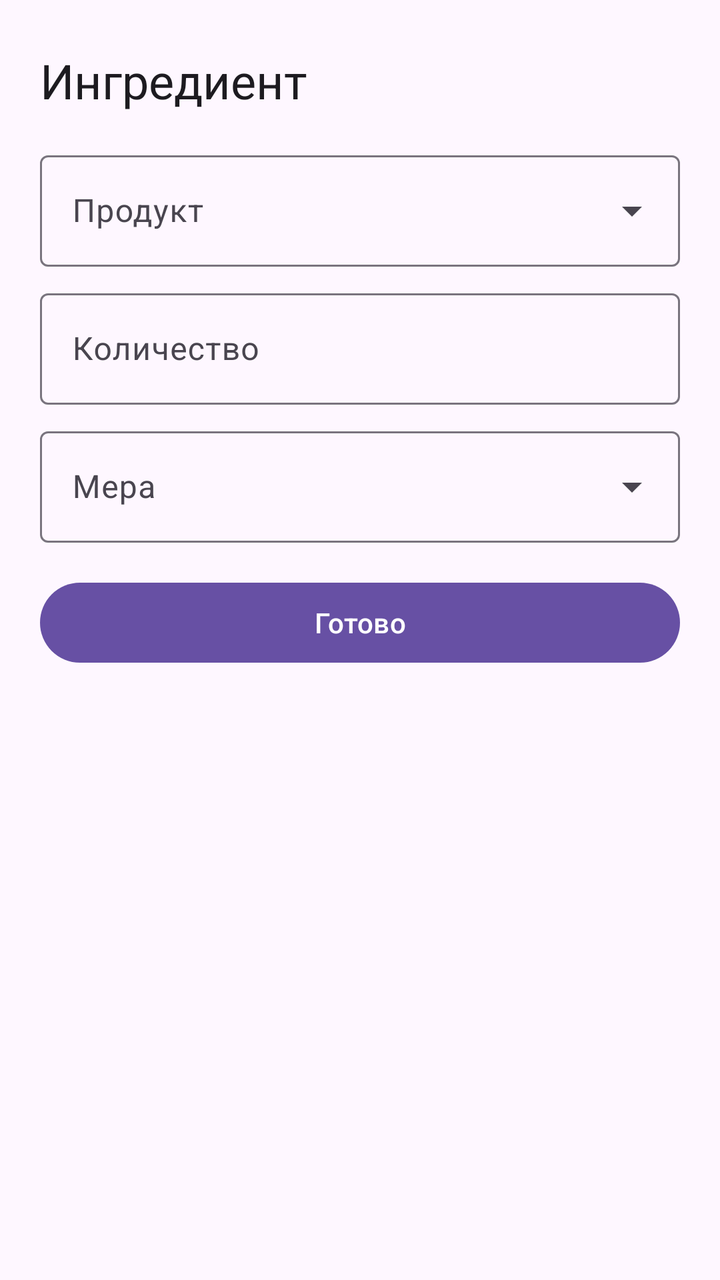
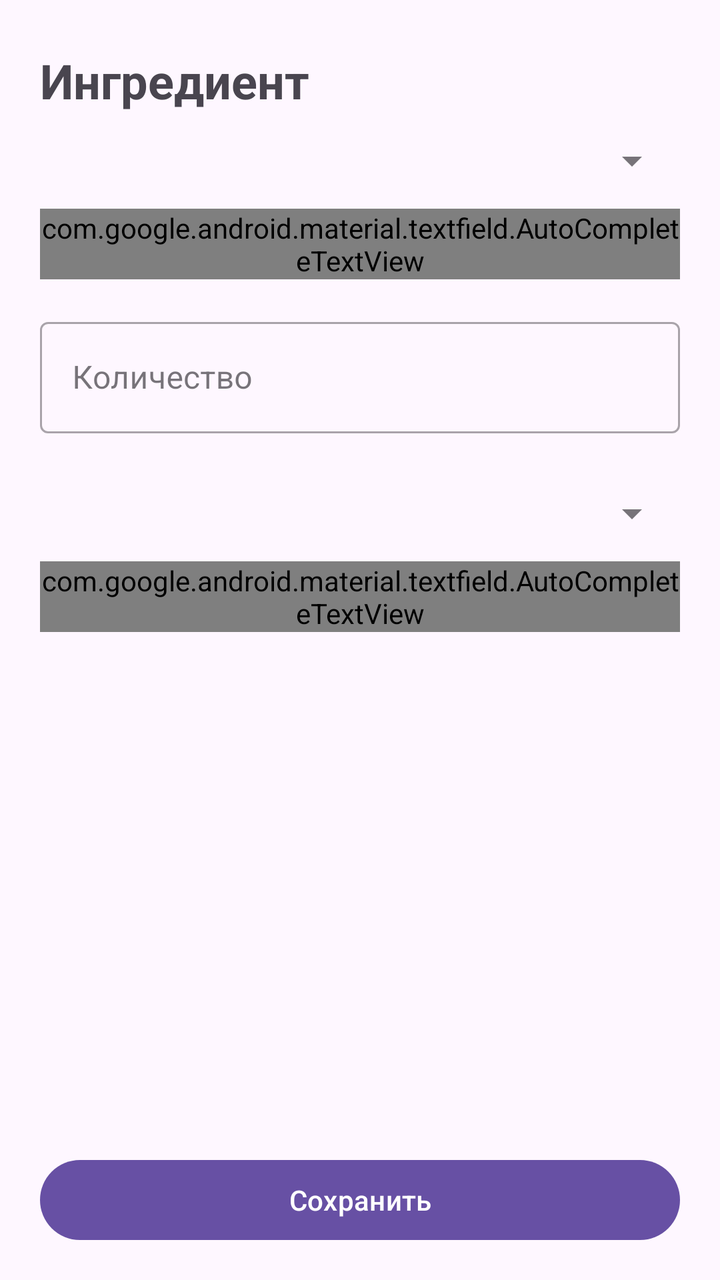

Before-and-after screenshots of an Android layout around one commit, followed by the original layout XML and the change that was made.
<!-- AndroidManifest.xml: application theme Theme.CondiCalc -->
<!-- res/layout/dialog_ingredient_edit.xml -->
<?xml version="1.0" encoding="utf-8"?>
<LinearLayout xmlns:android="http://schemas.android.com/apk/res/android"
    android:layout_width="match_parent"
    android:layout_height="match_parent"
    android:background="?attr/colorSurface"
    android:orientation="vertical"
    android:paddingStart="20dp"
    android:paddingEnd="20dp"
    android:paddingTop="24dp"
    android:paddingBottom="16dp">

    <TextView
        android:layout_width="wrap_content"
        android:layout_height="wrap_content"
        android:text="Ингредиент"
        android:textAppearance="?attr/textAppearanceHeadlineSmall" />

    <com.google.android.material.textfield.TextInputLayout
        style="@style/Widget.Material3.TextInputLayout.OutlinedBox.ExposedDropdownMenu"
        android:layout_width="match_parent"
        android:layout_height="wrap_content"
        android:layout_marginTop="16dp"
        android:hint="Продукт">

        <AutoCompleteTextView
            android:id="@+id/sheetProductInput"
            android:layout_width="match_parent"
            android:layout_height="wrap_content"
            android:inputType="text" />
    </com.google.android.material.textfield.TextInputLayout>

    <com.google.android.material.textfield.TextInputLayout
        style="@style/Widget.Material3.TextInputLayout.OutlinedBox"
        android:layout_width="match_parent"
        android:layout_height="wrap_content"
        android:layout_marginTop="8dp"
        android:hint="Количество">

        <EditText
            android:id="@+id/sheetAmountInput"
            android:layout_width="match_parent"
            android:layout_height="wrap_content"
            android:inputType="numberDecimal" />
    </com.google.android.material.textfield.TextInputLayout>

    <com.google.android.material.textfield.TextInputLayout
        style="@style/Widget.Material3.TextInputLayout.OutlinedBox.ExposedDropdownMenu"
        android:layout_width="match_parent"
        android:layout_height="wrap_content"
        android:layout_marginTop="8dp"
        android:hint="Мера">

        <AutoCompleteTextView
            android:id="@+id/sheetMeasureInput"
            android:layout_width="match_parent"
            android:layout_height="wrap_content"
            android:inputType="none" />
    </com.google.android.material.textfield.TextInputLayout>

    <Button
        android:id="@+id/sheetSaveBtn"
        android:layout_width="match_parent"
        android:layout_height="wrap_content"
        android:layout_marginTop="16dp"
        android:text="Готово" />
</LinearLayout>
<!-- resources referenced by this layout -->
<resources>
  <style name="Theme.CondiCalc" parent="Theme.Material3.DayNight.NoActionBar" />
</resources>

<!-- the commit's change to res/layout/dialog_ingredient_edit.xml (unified diff, before → after) -->
@@ -1,66 +1,87 @@
 <?xml version="1.0" encoding="utf-8"?>
 <LinearLayout xmlns:android="http://schemas.android.com/apk/res/android"
+    android:orientation="vertical"
     android:layout_width="match_parent"
     android:layout_height="match_parent"
-    android:background="?attr/colorSurface"
-    android:orientation="vertical"
-    android:paddingStart="20dp"
-    android:paddingEnd="20dp"
-    android:paddingTop="24dp"
-    android:paddingBottom="16dp">
+    android:background="?attr/colorSurface">
 
     <TextView
-        android:layout_width="wrap_content"
+        android:id="@+id/dialogTitle"
+        android:layout_width="match_parent"
         android:layout_height="wrap_content"
         android:text="Ингредиент"
-        android:textAppearance="?attr/textAppearanceHeadlineSmall" />
+        android:textSize="24sp"
+        android:textStyle="bold"
+        android:paddingStart="20dp"
+        android:paddingEnd="20dp"
+        android:paddingTop="24dp" />
 
-    <com.google.android.material.textfield.TextInputLayout
-        style="@style/Widget.Material3.TextInputLayout.OutlinedBox.ExposedDropdownMenu"
+    <ScrollView
         android:layout_width="match_parent"
-        android:layout_height="wrap_content"
-        android:layout_marginTop="16dp"
-        android:hint="Продукт">
+        android:layout_height="0dp"
+        android:layout_weight="1">
 
-        <AutoCompleteTextView
-            android:id="@+id/sheetProductInput"
+        <LinearLayout
+            android:orientation="vertical"
+            android:paddingStart="20dp"
+            android:paddingEnd="20dp"
+            android:paddingBottom="16dp"
             android:layout_width="match_parent"
-            android:layout_height="wrap_content"
-            android:inputType="text" />
-    </com.google.android.material.textfield.TextInputLayout>
+            android:layout_height="wrap_content">
 
-    <com.google.android.material.textfield.TextInputLayout
-        style="@style/Widget.Material3.TextInputLayout.OutlinedBox"
-        android:layout_width="match_parent"
-        android:layout_height="wrap_content"
-        android:layout_marginTop="8dp"
-        android:hint="Количество">
+            <com.google.android.material.textfield.TextInputLayout
+                android:id="@+id/productLayout"
+                android:hint="Продукт"
+                style="@style/Widget.MaterialComponents.TextInputLayout.OutlinedBox.ExposedDropdownMenu"
+                android:layout_width="match_parent"
+                android:layout_height="wrap_content">
 
-        <EditText
-            android:id="@+id/sheetAmountInput"
-            android:layout_width="match_parent"
-            android:layout_height="wrap_content"
-            android:inputType="numberDecimal" />
-    </com.google.android.material.textfield.TextInputLayout>
+                <com.google.android.material.textfield.AutoCompleteTextView
+                    android:id="@+id/sheetProductInput"
+                    android:inputType="none"
+                    android:layout_width="match_parent"
+                    android:layout_height="wrap_content" />
+            </com.google.android.material.textfield.TextInputLayout>
 
-    <com.google.android.material.textfield.TextInputLayout
-        style="@style/Widget.Material3.TextInputLayout.OutlinedBox.ExposedDropdownMenu"
-        android:layout_width="match_parent"
-        android:layout_height="wrap_content"
-        android:layout_marginTop="8dp"
-        android:hint="Мера">
+            <com.google.android.material.textfield.TextInputLayout
+                android:id="@+id/amountLayout"
+                android:hint="Количество"
+                style="@style/Widget.MaterialComponents.TextInputLayout.OutlinedBox"
+                android:layout_marginTop="16dp"
+                android:layout_width="match_parent"
+                android:layout_height="wrap_content">
 
-        <AutoCompleteTextView
-            android:id="@+id/sheetMeasureInput"
-            android:layout_width="match_parent"
-            android:layout_height="wrap_content"
-            android:inputType="none" />
-    </com.google.android.material.textfield.TextInputLayout>
+                <com.google.android.material.textfield.TextInputEditText
+                    android:id="@+id/sheetAmountInput"
+                    android:inputType="numberDecimal"
+                    android:layout_width="match_parent"
+                    android:layout_height="wrap_content" />
+            </com.google.android.material.textfield.TextInputLayout>
+
+            <com.google.android.material.textfield.TextInputLayout
+                android:id="@+id/measureLayout"
+                android:hint="Мера"
+                style="@style/Widget.MaterialComponents.TextInputLayout.OutlinedBox.ExposedDropdownMenu"
+                android:layout_marginTop="16dp"
+                android:layout_width="match_parent"
+                android:layout_height="wrap_content">
+
+                <com.google.android.material.textfield.AutoCompleteTextView
+                    android:id="@+id/sheetMeasureInput"
+                    android:inputType="none"
+                    android:layout_width="match_parent"
+                    android:layout_height="wrap_content" />
+            </com.google.android.material.textfield.TextInputLayout>
+
+        </LinearLayout>
+    </ScrollView>
 
     <Button
         android:id="@+id/sheetSaveBtn"
+        android:text="Сохранить"
+        android:layout_marginStart="20dp"
+        android:layout_marginEnd="20dp"
+        android:layout_marginBottom="16dp"
         android:layout_width="match_parent"
-        android:layout_height="wrap_content"
-        android:layout_marginTop="16dp"
-        android:text="Готово" />
+        android:layout_height="wrap_content" />
 </LinearLayout>
